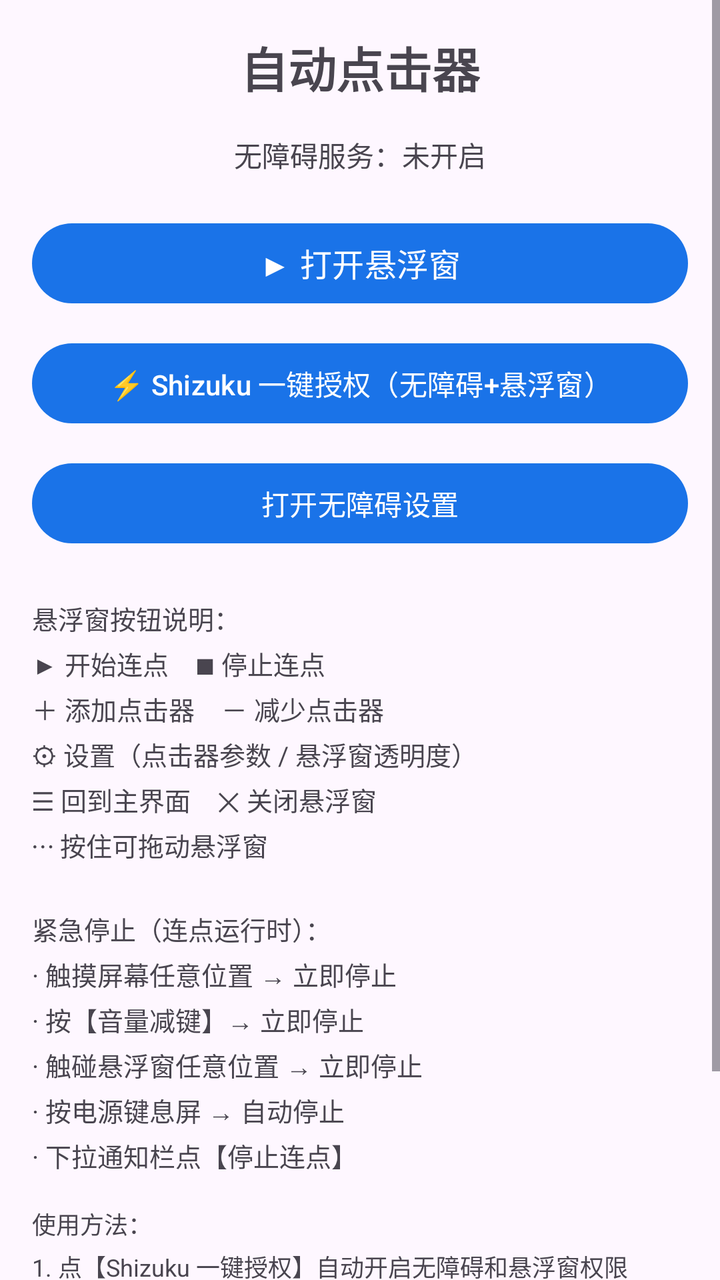
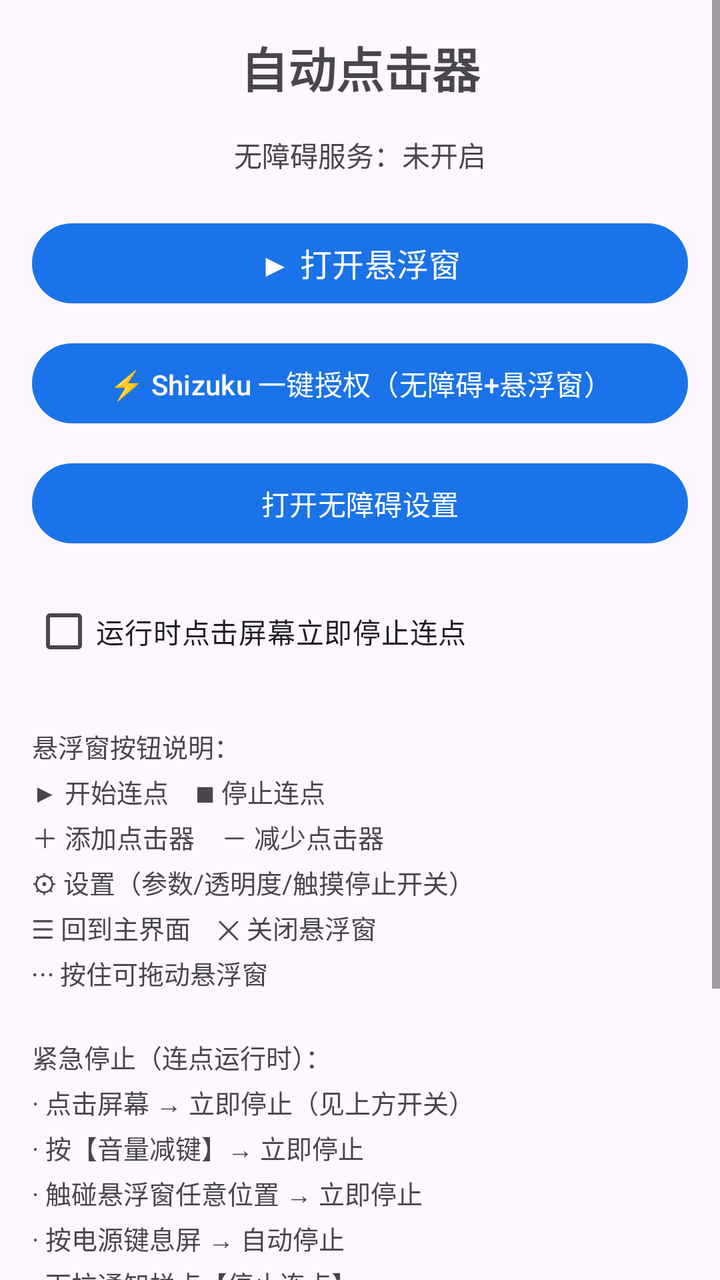

Compare the two renders of this Android layout. The source of the first and the diff that turns it into the second are given below.
<!-- AndroidManifest.xml: application theme Theme.AutoClicker -->
<!-- res/layout/activity_main.xml -->
<?xml version="1.0" encoding="utf-8"?>
<ScrollView xmlns:android="http://schemas.android.com/apk/res/android"
    android:layout_width="match_parent"
    android:layout_height="match_parent"
    android:fitsSystemWindows="true">

    <LinearLayout
        android:layout_width="match_parent"
        android:layout_height="wrap_content"
        android:orientation="vertical"
        android:padding="16dp"
        android:gravity="center">

        <TextView
            android:layout_width="wrap_content"
            android:layout_height="wrap_content"
            android:text="自动点击器"
            android:textSize="24sp"
            android:textStyle="bold"
            android:layout_marginBottom="16dp"/>

        <TextView
            android:id="@+id/status"
            android:layout_width="wrap_content"
            android:layout_height="wrap_content"
            android:text="无障碍服务：未开启"
            android:textSize="14sp"
            android:layout_marginBottom="20dp"/>

        <Button android:id="@+id/btn_run"
            android:layout_width="match_parent"
            android:layout_height="wrap_content"
            android:text="▶ 打开悬浮窗"
            android:textSize="16sp"
            android:layout_marginBottom="12dp"/>

        <Button android:id="@+id/btn_shizuku"
            android:layout_width="match_parent"
            android:layout_height="wrap_content"
            android:text="⚡ Shizuku 一键授权（无障碍+悬浮窗）"
            android:textSize="14sp"
            android:layout_marginBottom="12dp"/>

        <Button android:id="@+id/btn_open_acc"
            android:layout_width="match_parent"
            android:layout_height="wrap_content"
            android:text="打开无障碍设置"
            android:textSize="14sp"/>

        <TextView
            android:layout_width="match_parent"
            android:layout_height="wrap_content"
            android:text="悬浮窗按钮说明：&#10;▶ 开始连点    ■ 停止连点&#10;＋ 添加点击器    － 减少点击器&#10;⚙ 设置（点击器参数 / 悬浮窗透明度）&#10;☰ 回到主界面    ✕ 关闭悬浮窗&#10;⋯ 按住可拖动悬浮窗&#10;&#10;紧急停止（连点运行时）：&#10;· 触摸屏幕任意位置 → 立即停止&#10;· 按【音量减键】→ 立即停止&#10;· 触碰悬浮窗任意位置 → 立即停止&#10;· 按电源键息屏 → 自动停止&#10;· 下拉通知栏点【停止连点】"
            android:textSize="13sp"
            android:layout_marginTop="24dp"
            android:lineSpacingExtra="4dp"/>

        <TextView
            android:layout_width="match_parent"
            android:layout_height="wrap_content"
            android:text="使用方法：&#10;1. 点【Shizuku 一键授权】自动开启无障碍和悬浮窗权限&#10;2. 点【打开悬浮窗】调出控制面板&#10;3. 用 ＋ 添加点击器（显示为带编号的圆点）&#10;4. 把圆点拖到要点击的位置&#10;5. 点 ▶ 开始连点（运行时圆点不可拖动，点击会穿透到下方应用）"
            android:textSize="12sp"
            android:textColor="?android:attr/textColorSecondary"
            android:layout_marginTop="16dp"
            android:lineSpacingExtra="4dp"/>

    </LinearLayout>
</ScrollView>
<!-- resources referenced by this layout -->
<resources>
  <style name="Theme.AutoClicker" parent="Theme.Material3.DayNight">
          <item name="colorPrimary">@color/primary</item>
      </style>
  <color name="primary">#1a73e8</color>
</resources>

<!-- the commit's change to res/layout/activity_main.xml (unified diff, before → after) -->
@@ -47,10 +47,17 @@
             android:text="打开无障碍设置"
             android:textSize="14sp"/>
 
+        <CheckBox android:id="@+id/cb_touch_stop"
+            android:layout_width="match_parent"
+            android:layout_height="wrap_content"
+            android:text="运行时点击屏幕立即停止连点"
+            android:textSize="14sp"
+            android:layout_marginTop="16dp"/>
+
         <TextView
             android:layout_width="match_parent"
             android:layout_height="wrap_content"
-            android:text="悬浮窗按钮说明：&#10;▶ 开始连点    ■ 停止连点&#10;＋ 添加点击器    － 减少点击器&#10;⚙ 设置（点击器参数 / 悬浮窗透明度）&#10;☰ 回到主界面    ✕ 关闭悬浮窗&#10;⋯ 按住可拖动悬浮窗&#10;&#10;紧急停止（连点运行时）：&#10;· 触摸屏幕任意位置 → 立即停止&#10;· 按【音量减键】→ 立即停止&#10;· 触碰悬浮窗任意位置 → 立即停止&#10;· 按电源键息屏 → 自动停止&#10;· 下拉通知栏点【停止连点】"
+            android:text="悬浮窗按钮说明：&#10;▶ 开始连点    ■ 停止连点&#10;＋ 添加点击器    － 减少点击器&#10;⚙ 设置（参数/透明度/触摸停止开关）&#10;☰ 回到主界面    ✕ 关闭悬浮窗&#10;⋯ 按住可拖动悬浮窗&#10;&#10;紧急停止（连点运行时）：&#10;· 点击屏幕 → 立即停止（见上方开关）&#10;· 按【音量减键】→ 立即停止&#10;· 触碰悬浮窗任意位置 → 立即停止&#10;· 按电源键息屏 → 自动停止&#10;· 下拉通知栏点【停止连点】"
             android:textSize="13sp"
             android:layout_marginTop="24dp"
             android:lineSpacingExtra="4dp"/>
